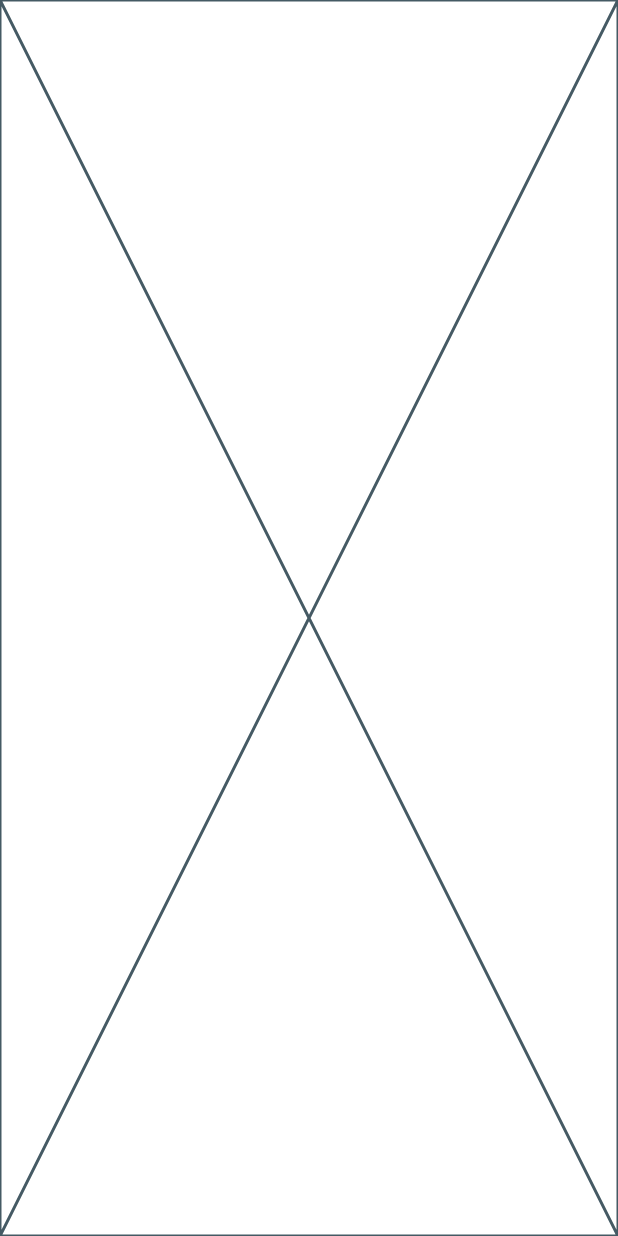
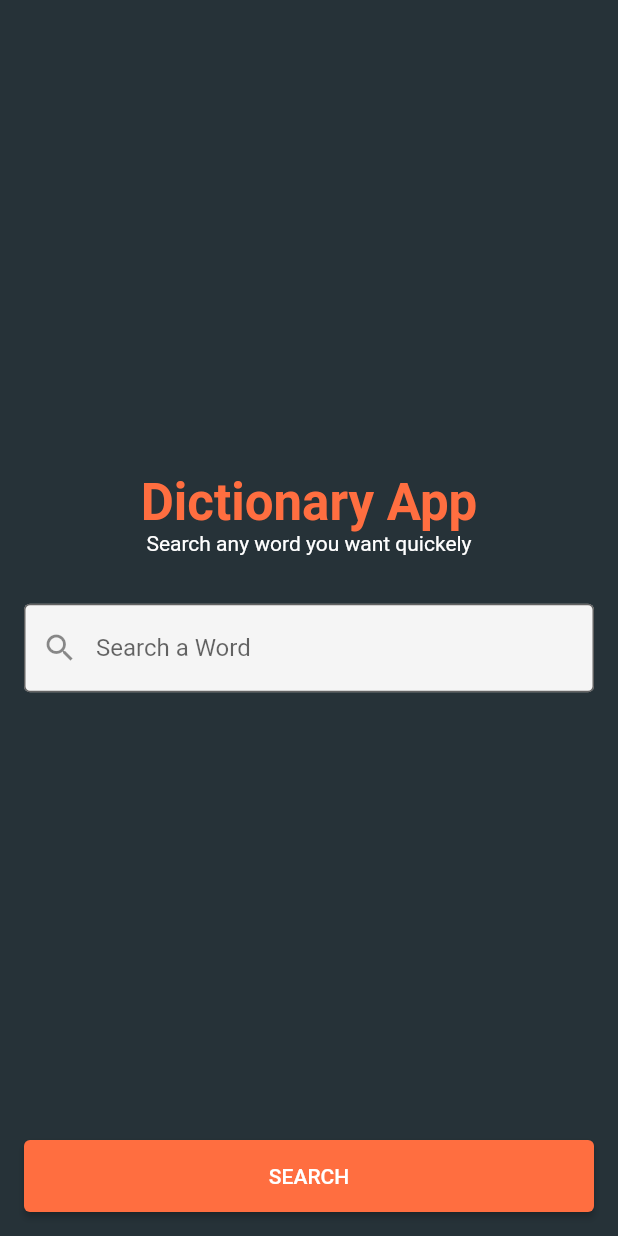
Before and after one commit to Sandipshrestha1/Dictionary_app, a Flutter app: the screen it shows after launch, on a phone screen of 412 x 824 dp. Run offline on Flutter 3.47's test engine with Material 2 defaults, Android fonts, the phone set to English and light mode, and no system bars; our stand-ins replace bloc.

Commit message:
Ui Changed

```diff
--- a/lib/screens/home/home_screen.dart
+++ b/lib/screens/home/home_screen.dart
@@ -1,9 +1,67 @@
 import 'package:flutter/material.dart';
+
 class HomeScreen extends StatelessWidget {
   const HomeScreen({super.key});
 
+  getDictionaryFormWidget(context) {
+    return Container(
+      child: Padding(
+        padding: const EdgeInsets.all(16.0),
+        child: Column(
+          children: [
+            Spacer(),
+            Text(
+              "Dictionary App",
+              style: TextStyle(
+                color: Colors.deepOrangeAccent,
+                fontSize: 34,
+                fontWeight: FontWeight.bold,
+              ),
+            ),
+            Text(
+              "Search any word you want quickely",
+              style: TextStyle(
+                color: Colors.white,
+                fontSize: 14,
+              ),
+            ),
+            SizedBox(
+              height: 32,
+            ),
+            TextField(
+              decoration: InputDecoration(
+                hintText: "Search a Word",
+                border: OutlineInputBorder(
+                  borderRadius: BorderRadius.circular(4),
+                  borderSide: BorderSide(color: Colors.transparent),
+                ),
+                filled: true,
+                fillColor: Colors.grey[100],
+                prefixIcon: Icon(Icons.search),
+                // hintStyle: TextStyle(color: Colors.white),
+              ),
+            ),
+            Spacer(),
+            Container(
+                width: double.infinity,
+                child: ElevatedButton(
+                  onPressed: () {},
+                  style: ElevatedButton.styleFrom(
+                      backgroundColor: Colors.deepOrangeAccent,
+                      padding: const EdgeInsets.all(16)),
+                  child: const Text("SEARCH"),
+                )),
+          ],
+        ),
+      ),
+    );
+  }
+
   @override
   Widget build(BuildContext context) {
-    return const Placeholder();
+    return Scaffold(
+      backgroundColor: Colors.blueGrey[900],
+      body: getDictionaryFormWidget(context),
+    );
   }
 }
```
